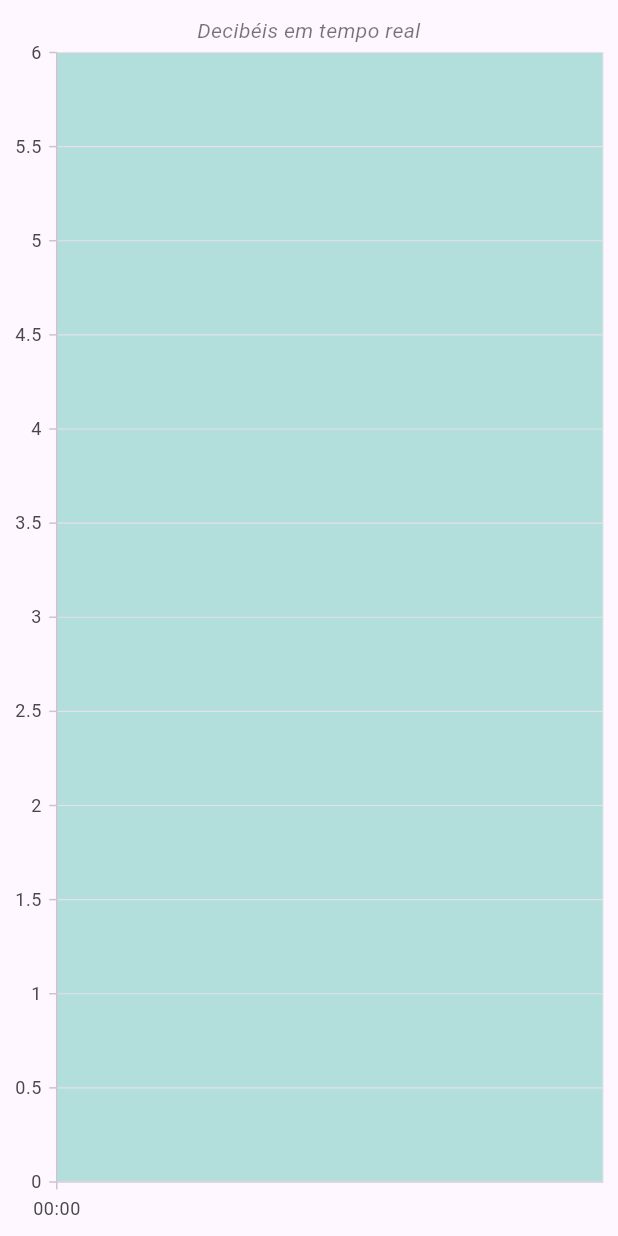
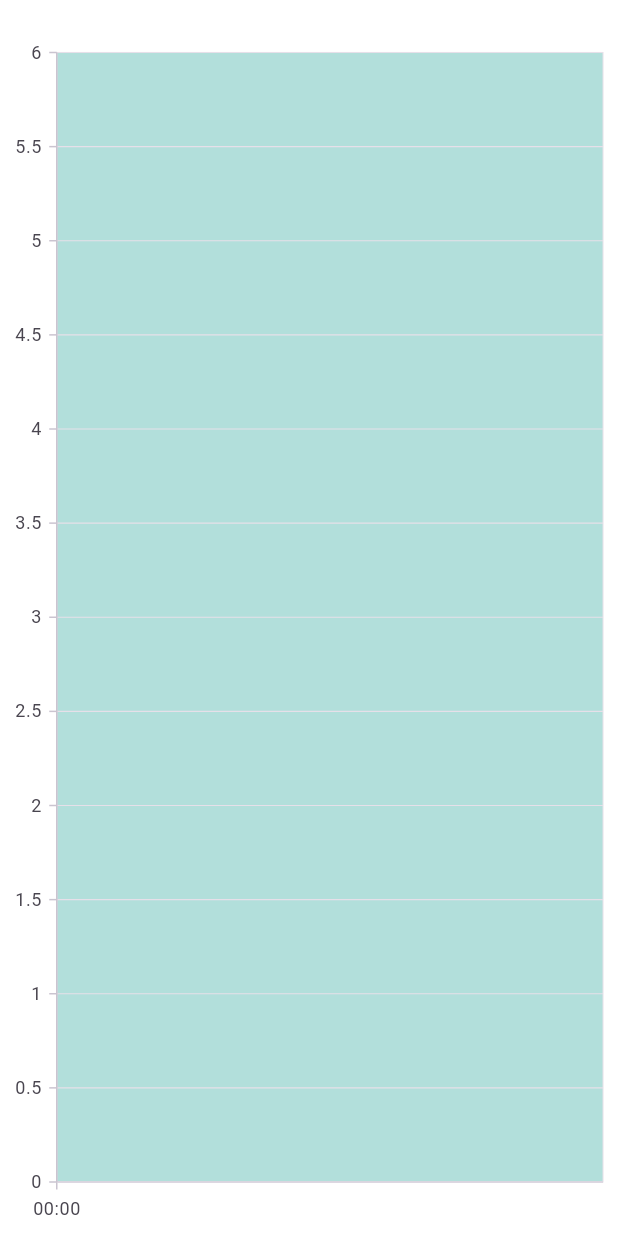
Before and after one commit to lucas-bernardino/ufsc-iniciacao-cientifica, a Flutter app: the MicChart screen opened directly, on a phone screen of 412 x 824 dp. Run offline on Flutter 3.47's test engine with Material 3 defaults, Android fonts, the light colour scheme and no system bars; our stand-ins replace dio, syncfusion_flutter_charts; missing offline and left inert: microphone_ui; network calls fail; statements that could not run were skipped.

```diff
--- a/ui/lib/chart.dart
+++ b/ui/lib/chart.dart
@@ -13,7 +13,6 @@ class MicChart extends StatefulWidget {
 }
 
 class _MicChart extends State<MicChart> {
-
   DateTime format(String str) {
     int hour = int.parse(str.substring(11, 13));
     int minutes = int.parse(str.substring(14, 16));
@@ -39,7 +38,6 @@ class _MicChart extends State<MicChart> {
     var micResponse = await fetchAlbum();
     double decibels_value = micResponse.decibels / 10;
     DateTime time = format(micResponse.createdAt);
-    print("Time is $time");
     chartData!.add(MicData(time, decibels_value));
     if (chartData?.length == 100) {
       chartData?.removeAt(0);
@@ -57,13 +55,14 @@ class _MicChart extends State<MicChart> {
   @override
   Widget build(BuildContext context) {
     return Scaffold(
+        backgroundColor: Colors.transparent,
         body: Center(
             child: Container(
                 child: SfCartesianChart(
                     title: const ChartTitle(
                       text: "Decibéis em tempo real",
                       textStyle: TextStyle(
-                        color: Colors.black54,
+                        color: Colors.white,
                         fontFamily: 'Roboto',
                         fontStyle: FontStyle.italic,
                         fontSize: 14,
@@ -71,6 +70,7 @@ class _MicChart extends State<MicChart> {
                     ),
                     enableAxisAnimation: true,
                     tooltipBehavior: TooltipBehavior(
+                      color: Colors.lightBlue.shade400,
                       enable: true,
                       borderColor: Colors.deepOrange,
                       borderWidth: 2,
@@ -84,13 +84,13 @@ class _MicChart extends State<MicChart> {
                           onRendererCreated: (ChartSeriesController controller) {
                           chartSeriesController_ = controller;
                         },
-                          color: Colors.black54,
+                          color: Colors.lightBlue.shade900,
                           width: 3.5,
                           dataSource: chartData,
                           xValueMapper: (MicData sales, _) => sales.date,
                           yValueMapper: (MicData sales, _) => sales.decibels,
                           enableTooltip: true,
-                          dataLabelSettings:const DataLabelSettings(isVisible : true)
+                          dataLabelSettings:DataLabelSettings(isVisible : true, color: Colors.lightBlue.shade700, borderRadius: 20)
                       )
                     ]
                 )
@@ -132,13 +132,9 @@ class MicResponse {
   }
 }
 
-
 Future<MicResponse> fetchAlbum() async {
-  final response = await http.get(Uri.parse('http://150.162.216.184:3000/last'));
-  final response_json = json.decode(response.body); // '{"decibels":504,"createdAt":"2024-04-18T11:35:12.703293Z"}'
-  var foo = MicResponse.fromJson(response_json);
-  //print("O proximos sera bom ein");
-  print('Printing response_json: $response_json');
+  final response = await http.get(Uri.parse('http://150.162.217.170:3000/last'));
+  final response_json = json.decode(response.body);
   if (response.statusCode == 200) {
     return MicResponse.fromJson(response_json);
   } else {
```
